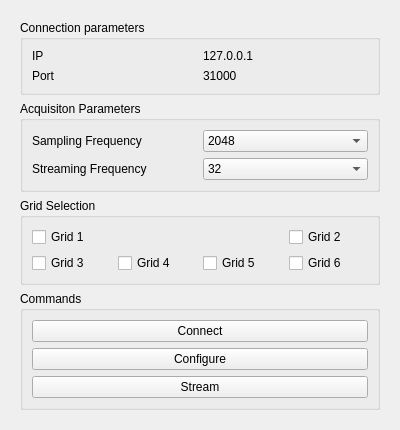
The window that biosignal_device_interface/gui/ui/otb_quattrocento_light_template_widget.ui (NsquaredLab/Biosignal-Device-Interface) describes before a commit, drawn with Qt 5.
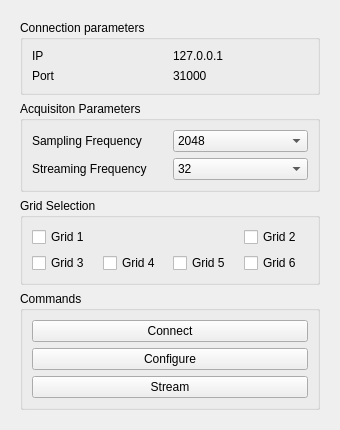
The same window after the commit.

Commit message: Standardize OTB device widget widths to 340px

The edit to the form file:
```diff
--- a/biosignal_device_interface/gui/ui/otb_quattrocento_light_template_widget.ui
+++ b/biosignal_device_interface/gui/ui/otb_quattrocento_light_template_widget.ui
@@ -6,13 +6,19 @@
    <rect>
     <x>0</x>
     <y>0</y>
-    <width>400</width>
+    <width>340</width>
     <height>422</height>
    </rect>
   </property>
   <property name="windowTitle">
    <string>Form</string>
   </property>
+  <property name="maximumSize">
+   <size>
+    <width>340</width>
+    <height>16777215</height>
+   </size>
+  </property>
   <layout class="QGridLayout" name="gridLayout_2">
    <item row="0" column="0">
     <widget class="QWidget" name="widget" native="true">
```
The commit also changes 7 other files.
